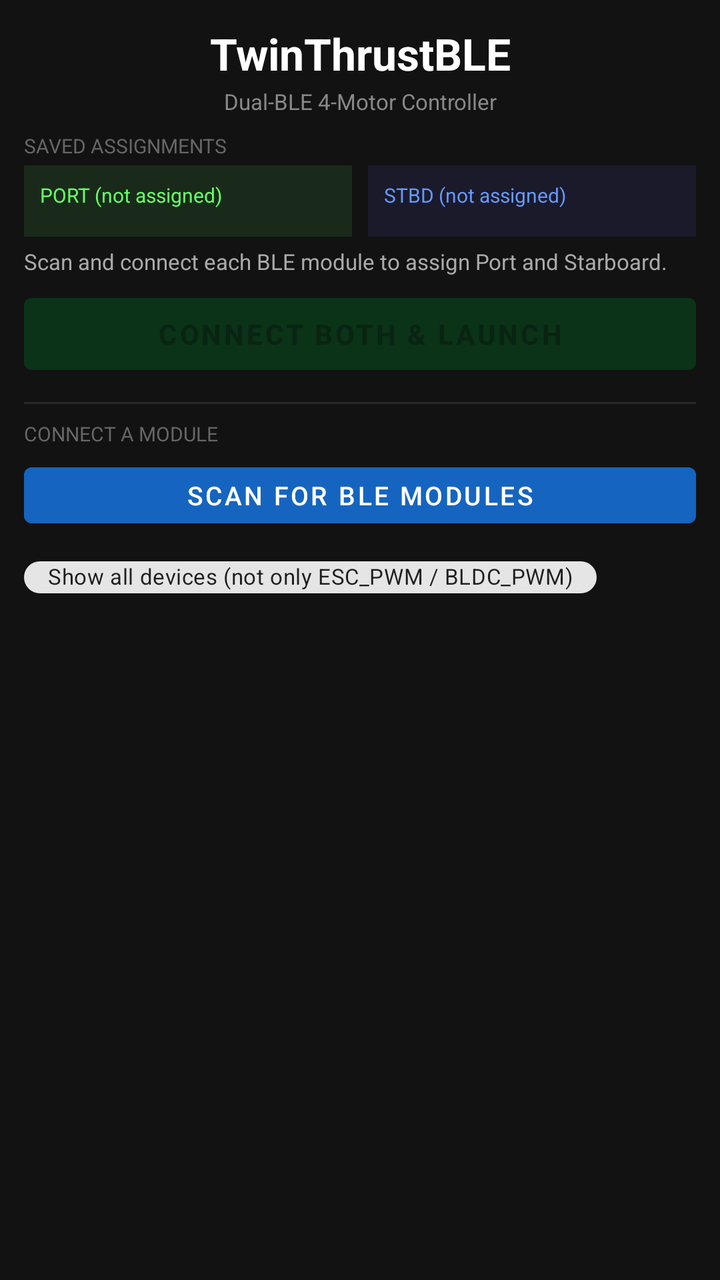
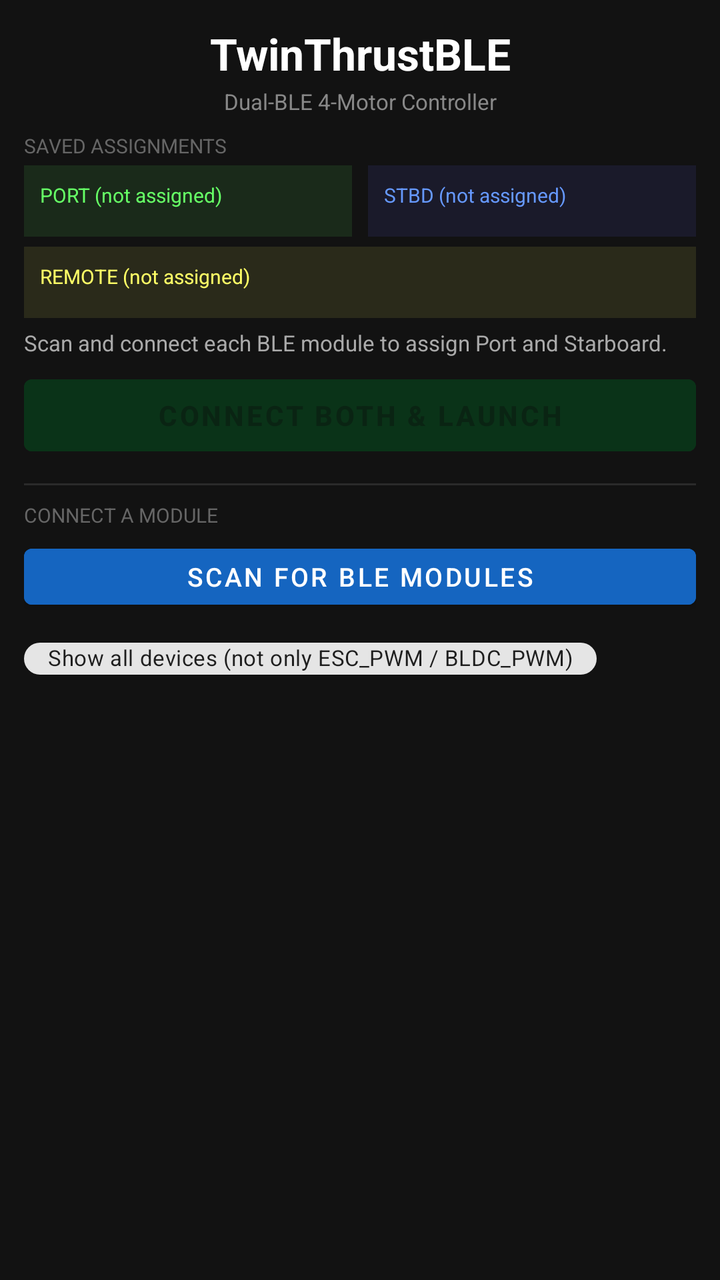

Compare the two renders of this Android layout. The source of the first and the diff that turns it into the second are given below.
<!-- AndroidManifest.xml: application theme Theme.TwinThrust -->
<!-- res/layout/activity_main.xml -->
<?xml version="1.0" encoding="utf-8"?>
<ScrollView xmlns:android="http://schemas.android.com/apk/res/android"
    android:layout_width="match_parent" android:layout_height="match_parent"
    android:background="#121212" android:fillViewport="true">

    <LinearLayout android:layout_width="match_parent" android:layout_height="wrap_content"
        android:orientation="vertical" android:padding="12dp">

        <TextView android:layout_width="match_parent" android:layout_height="wrap_content"
            android:text="TwinThrustBLE" android:textSize="22sp" android:textStyle="bold"
            android:textColor="#FFFFFF" android:gravity="center" android:paddingBottom="2dp"/>
        <TextView android:layout_width="match_parent" android:layout_height="wrap_content"
            android:text="Dual-BLE 4-Motor Controller" android:textSize="11sp"
            android:textColor="#888888" android:gravity="center" android:paddingBottom="8dp"/>

        
        <TextView android:layout_width="match_parent" android:layout_height="wrap_content"
            android:text="SAVED ASSIGNMENTS" android:textColor="#666666"
            android:textSize="10sp" android:paddingBottom="3dp"/>

        <LinearLayout android:layout_width="match_parent" android:layout_height="wrap_content"
            android:orientation="horizontal" android:layout_marginBottom="5dp">

            <LinearLayout android:layout_width="0dp" android:layout_weight="1"
                android:layout_height="wrap_content" android:orientation="vertical"
                android:background="#1A2A1A" android:padding="8dp" android:layout_marginEnd="4dp">
                <TextView android:id="@+id/tvPortSaved" android:layout_width="match_parent"
                    android:layout_height="wrap_content" android:text="PORT (not assigned)"
                    android:textColor="#66FF66" android:textSize="10sp" android:paddingBottom="6dp"/>
                
                <Button android:id="@+id/btnClearPort" android:layout_width="match_parent"
                    android:layout_height="36dp" android:text="Clear" android:textSize="11sp"
                    android:backgroundTint="#883333" android:visibility="gone"/>
            </LinearLayout>

            <LinearLayout android:layout_width="0dp" android:layout_weight="1"
                android:layout_height="wrap_content" android:orientation="vertical"
                android:background="#1A1A2A" android:padding="8dp" android:layout_marginStart="4dp">
                <TextView android:id="@+id/tvStbdSaved" android:layout_width="match_parent"
                    android:layout_height="wrap_content" android:text="STBD (not assigned)"
                    android:textColor="#6699FF" android:textSize="10sp" android:paddingBottom="6dp"/>
                <Button android:id="@+id/btnClearStbd" android:layout_width="match_parent"
                    android:layout_height="36dp" android:text="Clear" android:textSize="11sp"
                    android:backgroundTint="#883333" android:visibility="gone"/>
            </LinearLayout>
        </LinearLayout>

        <TextView android:id="@+id/tvBothHint" android:layout_width="match_parent"
            android:layout_height="wrap_content"
            android:text="Scan and connect each BLE module to assign Port and Starboard."
            android:textColor="#AAAAAA" android:textSize="11sp" android:paddingBottom="5dp"/>

        <Button android:id="@+id/btnConnectBoth" android:layout_width="match_parent"
            android:layout_height="48dp" android:text="CONNECT BOTH &amp; LAUNCH"
            android:textStyle="bold" android:textSize="14sp" android:backgroundTint="#006622"
            android:enabled="false" android:alpha="0.4" android:layout_marginBottom="10dp"/>

        <View android:layout_width="match_parent" android:layout_height="1dp"
            android:background="#2A2A2A" android:layout_marginBottom="8dp"/>

        
        <TextView android:layout_width="match_parent" android:layout_height="wrap_content"
            android:text="CONNECT A MODULE" android:textColor="#666666"
            android:textSize="10sp" android:paddingBottom="4dp"/>

        <LinearLayout android:layout_width="match_parent" android:layout_height="wrap_content"
            android:orientation="horizontal" android:gravity="center_vertical"
            android:layout_marginBottom="5dp">
            <Button android:id="@+id/btnScan" android:layout_width="0dp" android:layout_weight="1"
                android:layout_height="40dp" android:text="Scan for BLE Modules"
                android:backgroundTint="#1565C0" android:textSize="13sp"/>
            <ProgressBar android:id="@+id/progressBar" android:layout_width="28dp"
                android:layout_height="28dp" android:layout_marginStart="8dp"
                android:visibility="gone" android:indeterminateTint="#2196F3"/>
        </LinearLayout>

        
        <com.google.android.material.chip.Chip
            android:id="@+id/chipShowAll"
            android:layout_width="wrap_content" android:layout_height="32dp"
            android:text="Show all devices (not only ESC_PWM / BLDC_PWM)"
            android:textSize="11sp"
            style="@style/Widget.MaterialComponents.Chip.Filter"
            android:layout_marginBottom="6dp"/>

        
        <androidx.recyclerview.widget.RecyclerView android:id="@+id/recyclerView"
            android:layout_width="match_parent" android:layout_height="wrap_content"
            android:minHeight="200dp"
            android:clipToPadding="false" android:paddingTop="2dp"/>

    </LinearLayout>
</ScrollView>
<!-- resources referenced by this layout -->
<resources>
  <style name="Theme.TwinThrust" parent="Theme.MaterialComponents.DayNight.DarkActionBar">
          <item name="colorPrimary">#1565C0</item>
          <item name="colorPrimaryVariant">#0D47A1</item>
          <item name="colorOnPrimary">#FFFFFF</item>
          <item name="colorSecondary">#00E5FF</item>
          <item name="colorOnSecondary">#000000</item>
          <item name="android:windowBackground">#121212</item>
          <item name="android:statusBarColor">#0D0D0D</item>
      </style>
</resources>

<!-- the commit's change to res/layout/activity_main.xml (unified diff, before → after) -->
@@ -43,6 +43,18 @@
                     android:layout_height="36dp" android:text="Clear" android:textSize="11sp"
                     android:backgroundTint="#883333" android:visibility="gone"/>
             </LinearLayout>
+        </LinearLayout>
+
+        
+        <LinearLayout android:layout_width="match_parent" android:layout_height="wrap_content"
+            android:orientation="vertical" android:background="#2A2A1A" android:padding="8dp"
+            android:layout_marginBottom="5dp">
+            <TextView android:id="@+id/tvLookbonSaved" android:layout_width="match_parent"
+                android:layout_height="wrap_content" android:text="REMOTE (not assigned)"
+                android:textColor="#FFFF66" android:textSize="10sp" android:paddingBottom="6dp"/>
+            <Button android:id="@+id/btnClearLookbon" android:layout_width="match_parent"
+                android:layout_height="36dp" android:text="Clear Remote" android:textSize="11sp"
+                android:backgroundTint="#883333" android:visibility="gone"/>
         </LinearLayout>
 
         <TextView android:id="@+id/tvBothHint" android:layout_width="match_parent"
